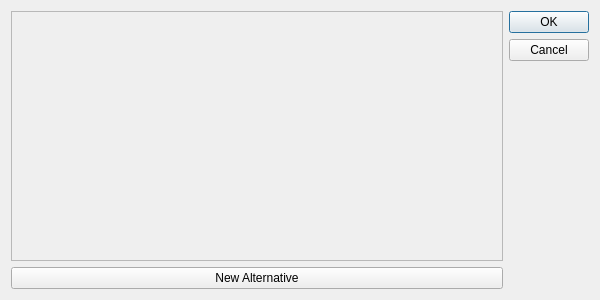
Above: randovania/gui/ui_files/connections_editor.ui from randovania/randovania before the change. Below: the same form after it.
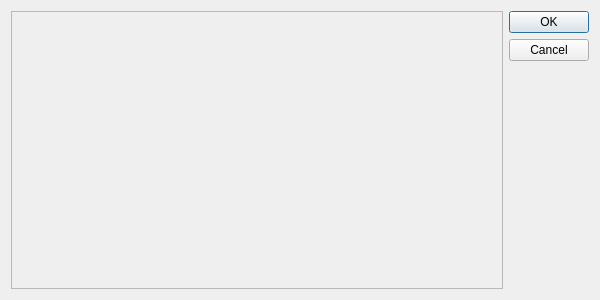
That is the form after the change.

Commit message: DataEditor now uses the new requirement format

The edit to the form file:
```diff
--- a/randovania/gui/ui_files/connections_editor.ui
+++ b/randovania/gui/ui_files/connections_editor.ui
@@ -30,11 +30,11 @@
        <rect>
         <x>0</x>
         <y>0</y>
-        <width>499</width>
-        <height>251</height>
+        <width>494</width>
+        <height>280</height>
        </rect>
       </property>
-      <layout class="QGridLayout" name="gridLayout"/>
+      <layout class="QVBoxLayout" name="contents_layout"/>
      </widget>
     </widget>
    </item>
@@ -48,13 +48,6 @@
      </property>
     </widget>
    </item>
-   <item row="1" column="0">
-    <widget class="QPushButton" name="new_alternative_button">
-     <property name="text">
-      <string>New Alternative</string>
-     </property>
-    </widget>
-   </item>
   </layout>
  </widget>
  <resources/>
```
Left out of the diff: 6 changed lines with no effect on the pictures. The commit also changes 10 other files.
